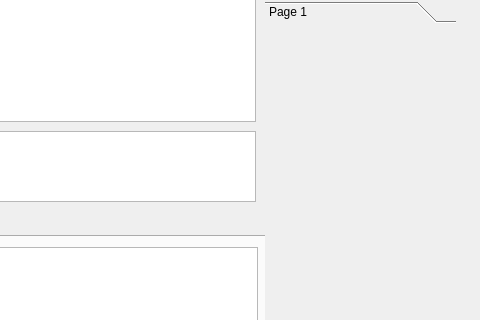
The window that gui/dlgresoluciones.ui (rogorido/qtpredicadores) describes before a commit, drawn with Qt 5; both pictures show x 435 to 915 and y 99 to 419 of the 915 by 578 pixel window.
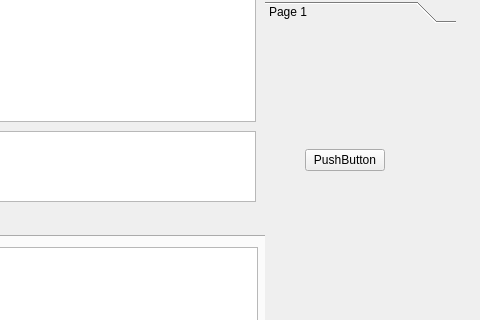
The same window after the commit.

Commit message: Iniciando lo de los sqls

Diff of the .ui file:
```diff
--- a/gui/dlgresoluciones.ui
+++ b/gui/dlgresoluciones.ui
@@ -183,6 +183,19 @@
     <attribute name="label">
      <string>Page 1</string>
     </attribute>
+    <widget class="QPushButton" name="pushButton">
+     <property name="geometry">
+      <rect>
+       <x>40</x>
+       <y>120</y>
+       <width>80</width>
+       <height>22</height>
+      </rect>
+     </property>
+     <property name="text">
+      <string>PushButton</string>
+     </property>
+    </widget>
    </widget>
    <widget class="QWidget" name="page_2">
     <property name="geometry">
```
The commit also changes 2 other files.
